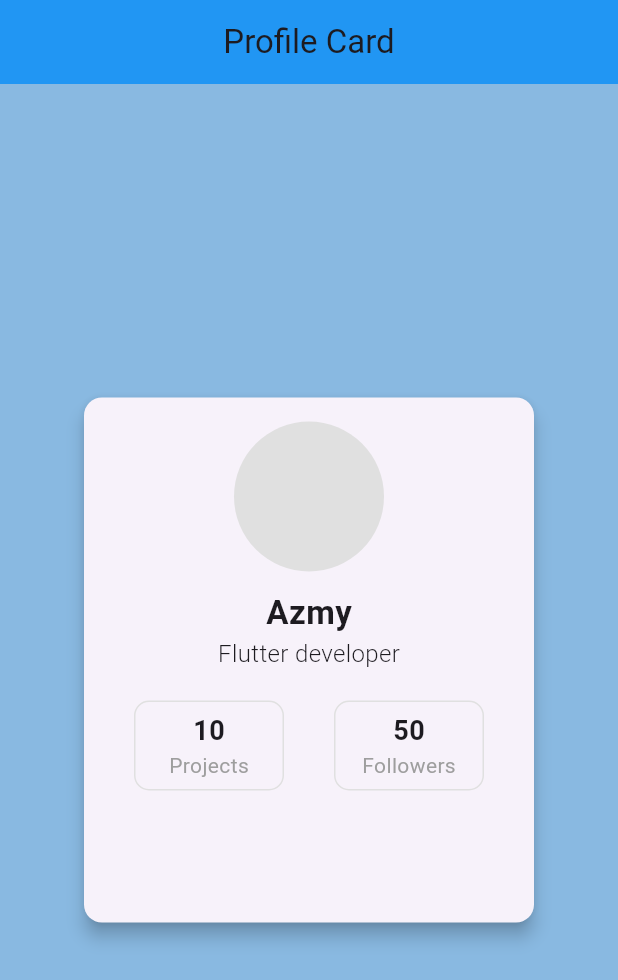
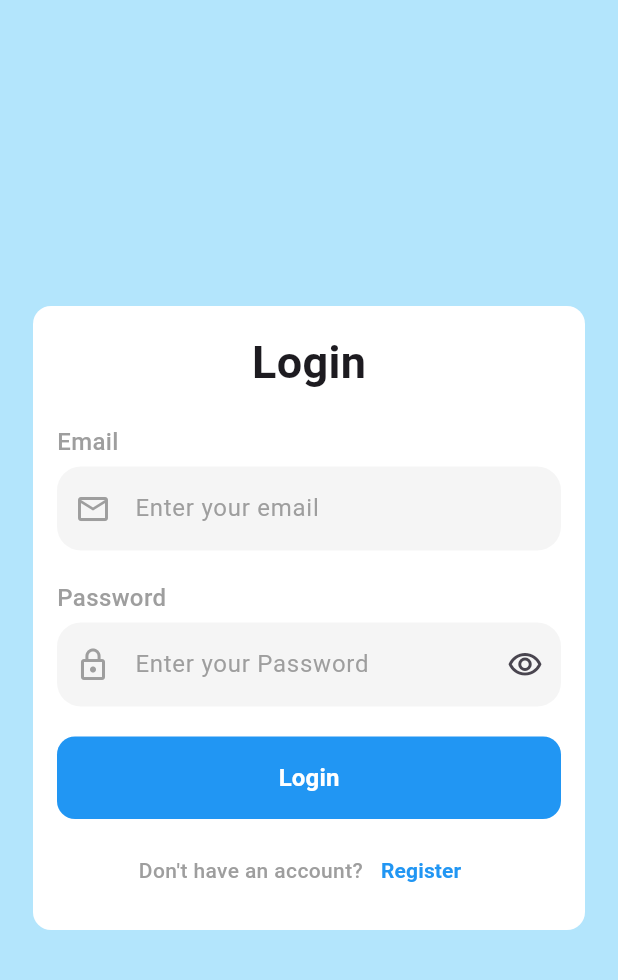
Before and after one commit to Mahmoud-Azmy/Flutter-S4, a Flutter app: the screen it shows after launch, on a phone screen of 412 x 824 dp. Shown: the top 980 px of the screen. Run offline on Flutter 3.47's test engine with Material 3 defaults, Android fonts, the phone set to English and light mode, and no system bars.

Commit message:
Implement login screen with form validation

```diff
--- /dev/null
+++ b/lib/auth/login_screen.dart
@@ -0,0 +1,208 @@
+import 'package:flutter/material.dart';
+import 'package:flutter_application_1/auth/signup_screen.dart';
+
+class LoginScreen extends StatefulWidget {
+  const LoginScreen({super.key});
+
+  @override
+  State<LoginScreen> createState() => _LoginScreenState();
+}
+
+class _LoginScreenState extends State<LoginScreen> {
+  bool isPasswordVisible = false;
+  final _formKey = GlobalKey<FormState>();
+  @override
+  Widget build(BuildContext context) {
+    return Scaffold(
+      backgroundColor: const Color(0xFFB3E5FC),
+      body: Center(
+        child: Container(
+          decoration: BoxDecoration(
+            color: Colors.white,
+            borderRadius: BorderRadius.circular(12),
+          ),
+          padding: const EdgeInsets.all(16),
+          margin: const EdgeInsets.all(22),
+          child: Form(
+            key: _formKey,
+            child: Column(
+              crossAxisAlignment: CrossAxisAlignment.center,
+              mainAxisSize: MainAxisSize.min,
+              children: [
+                const Text(
+                  'Login',
+                  style: TextStyle(fontWeight: FontWeight.bold, fontSize: 30),
+                ),
+                const SizedBox(height: 20),
+                Align(
+                  alignment: Alignment.centerLeft,
+                  child: Text(
+                    'Email',
+                    style: TextStyle(
+                      fontWeight: FontWeight.w500,
+                      fontSize: 16,
+                      color: Colors.grey,
+                    ),
+                  ),
+                ),
+                const SizedBox(height: 5),
+                TextFormField(
+                  validator: (value) {
+                    if (value == null ||
+                        !RegExp(
+                          r'^[\w-\.]+@([\w-]+\.)+[\w-]{2,4}',
+                        ).hasMatch(value)) {
+                      return 'Please enter a valid email';
+                    }
+                    return null;
+                  },
+                  decoration: InputDecoration(
+                    prefixIcon: const Icon(
+                      Icons.email_outlined,
+                      color: Colors.grey,
+                    ),
+                    hintText: 'Enter your email',
+                    hintStyle: const TextStyle(color: Colors.grey),
+                    filled: true,
+                    fillColor: const Color(0xFFF5F5F5),
+                    border: OutlineInputBorder(
+                      borderRadius: BorderRadius.circular(16),
+                      borderSide: BorderSide.none,
+                    ),
+                  ),
+                ),
+                const SizedBox(height: 20),
+                const Align(
+                  alignment: Alignment.centerLeft,
+                  child: Text(
+                    'Password',
+                    style: TextStyle(
+                      fontWeight: FontWeight.w500,
+                      fontSize: 16,
+                      color: Colors.grey,
+                    ),
+                  ),
+                ),
+                const SizedBox(height: 5),
+                TextFormField(
+                  validator: (value) {
+                    if (value!.length < 6) {
+                      return 'Password must be at least 6 characters long';
+                    }
+                    return null;
+                  },
+                  obscureText: isPasswordVisible,
+                  decoration: InputDecoration(
+                    prefixIcon: const Icon(
+                      Icons.lock_outline,
+                      color: Colors.grey,
+                    ),
+                    suffixIcon: IconButton(
+                      onPressed: () {
+                        setState(() {
+                          isPasswordVisible = !isPasswordVisible;
+                        });
+                      },
+                      icon: Icon(
+                        isPasswordVisible
+                            ? Icons.visibility_off_outlined
+                            : Icons.visibility_outlined,
+                      ),
+                    ),
+
+                    hintText: 'Enter your Password',
+                    hintStyle: const TextStyle(color: Colors.grey),
+                    filled: true,
+                    fillColor: const Color(0xFFF5F5F5),
+                    border: OutlineInputBorder(
+                      borderRadius: BorderRadius.circular(16),
+                      borderSide: BorderSide.none,
+                    ),
+                  ),
+                ),
+                const SizedBox(height: 20),
+                SizedBox(
+                  width: double.infinity,
+                  child: ElevatedButton(
+                    onPressed: () {
+                      if (_formKey.currentState!.validate()) {
+                        Navigator.pushReplacement(
+                          context,
+                          MaterialPageRoute(
+                            builder: (context) {
+                              return const HomeView();
+                            },
+                          ),
+                        );
+                      }
+                    },
+                    style: ElevatedButton.styleFrom(
+                      backgroundColor: const Color(0xFF2196F3),
+                      padding: const EdgeInsets.symmetric(vertical: 16),
+                      shape: RoundedRectangleBorder(
+                        borderRadius: BorderRadius.circular(12),
+                      ),
+                      elevation: 0,
+                    ),
+                    child: const Text(
+                      'Login',
+                      style: TextStyle(
+                        fontSize: 16,
+                        fontWeight: FontWeight.w600,
+                        color: Colors.white,
+                      ),
+                    ),
+                  ),
+                ),
+                const SizedBox(height: 10),
+                Row(
+                  mainAxisAlignment: MainAxisAlignment.center,
+                  children: [
+                    const Text(
+                      "Don't have an account?",
+                      style: TextStyle(
+                        color: Colors.grey,
+                        fontWeight: FontWeight.w500,
+                      ),
+                    ),
+                    TextButton(
+                      onPressed: () {
+                        Navigator.push(
+                          context,
+                          MaterialPageRoute(
+                            builder: (context) {
+                              return const SignupScreen();
+                            },
+                          ),
+                        );
+                      },
+                      child: const Text(
+                        'Register',
+                        style: TextStyle(
+                          color: Color(0xFF2196F3),
+                          fontWeight: FontWeight.bold,
+                        ),
+                      ),
+                    ),
+                  ],
+                ),
+              ],
+            ),
+          ),
+        ),
+      ),
+    );
+  }
+}
+
+class HomeView extends StatelessWidget {
+  const HomeView({super.key});
+
+  @override
+  Widget build(BuildContext context) {
+    return Scaffold(
+      appBar: AppBar(title: const Text('Home Screen')),
+      body: const Center(child: Text('Welcome to the Home Screen!')),
+    );
+  }
+}
--- /dev/null
+++ b/lib/auth/signup_screen.dart
@@ -0,0 +1,13 @@
+import 'package:flutter/material.dart';
+
+class SignupScreen extends StatelessWidget {
+  const SignupScreen({super.key});
+
+  @override
+  Widget build(BuildContext context) {
+    return Scaffold(
+      appBar: AppBar(title: const Text('Sign Up')),
+      body: const Center(child: Text('Welcome to the Sign Up Screen!')),
+    );
+  }
+}
--- a/lib/main.dart
+++ b/lib/main.dart
@@ -1,8 +1,8 @@
 import 'package:flutter/material.dart';
-import 'package:flutter_application_1/profile_card.dart';
+import 'package:flutter_application_1/auth/login_screen.dart';
 
 void main() {
-  runApp( RootWidget());
+  runApp(RootWidget());
 }
 
 class RootWidget extends StatelessWidget {
@@ -10,6 +10,6 @@ class RootWidget extends StatelessWidget {
 
   @override
   Widget build(BuildContext context) {
-    return MaterialApp(home: ProfileCard(),debugShowCheckedModeBanner: false,);
+    return MaterialApp(home: LoginScreen(), debugShowCheckedModeBanner: false);
   }
 }
--- a/lib/profile_card.dart
+++ b/lib/profile_card.dart
@@ -9,7 +9,7 @@ class ProfileCard extends StatelessWidget {
       backgroundColor: const Color.fromARGB(255, 137, 185, 225),
       appBar: AppBar(
         title: Text('Profile Card'),
-        backgroundColor: Colors.blue,
+        backgroundColor: const Color.fromARGB(255, 95, 159, 212),
         centerTitle: true,
       ),
       body: Center(
```
Also changed, not shown: pubspec.lock.
